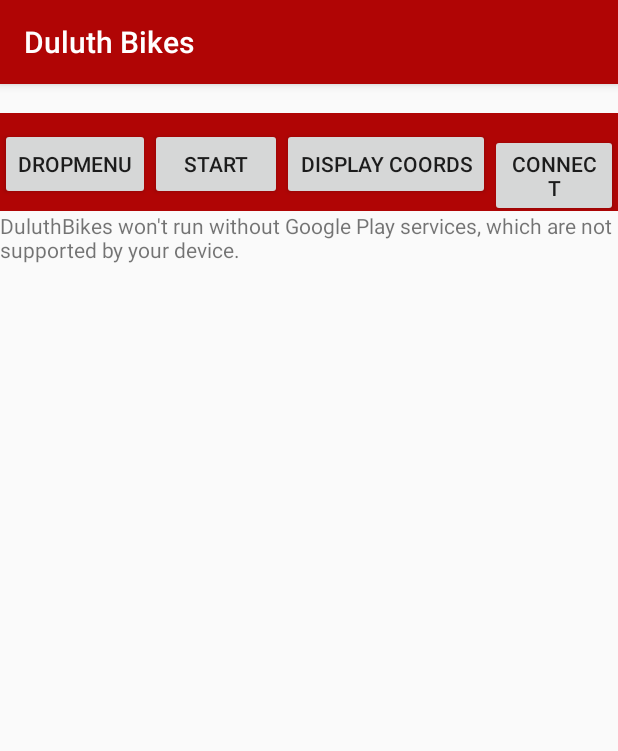
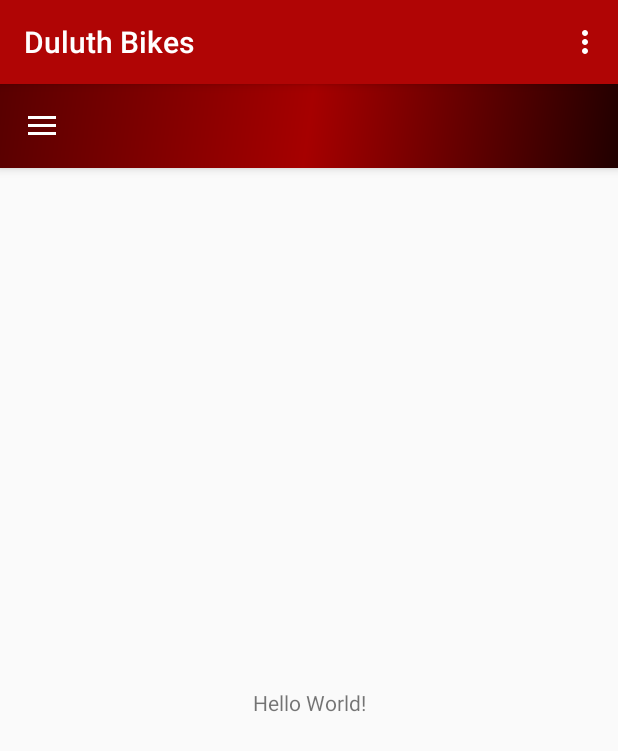
Before and after one commit to umdcs/duluthBikes, an Android app: the screen it shows after launch (MainActivity before the commit, MenuActivity after it), on a phone screen of 412 x 824 dp. Shown: the top 751 px of the screen. Run offline under Robolectric (Android 15) with nearby library versions, the phone set to English and light mode, and no system bars.

Commit message:
implemented a drawer

```diff
--- a/android/app/build.gradle
+++ b/android/app/build.gradle
@@ -25,8 +25,11 @@ dependencies {
         exclude group: 'com.android.support', module: 'support-annotations'
     })
     compile 'com.android.support:appcompat-v7:25.2.0'
+    compile 'com.android.support:support-v4:25.3.0'
+    compile 'com.android.support:design:25.3.0'
     compile 'com.google.android.gms:play-services-location:10.2.0'
     compile 'com.google.android.gms:play-services-maps:10.2.0'
     compile 'com.google.android.gms:play-services-location:10.2.0'
+    compile 'com.android.support.constraint:constraint-layout:1.0.2'
     testCompile 'junit:junit:4.12'
 }
--- a/android/app/src/main/AndroidManifest.xml
+++ b/android/app/src/main/AndroidManifest.xml
@@ -32,7 +32,7 @@
             android:value="@string/google_maps_key" />
 
         <activity
-            android:name=".MainActivity"
+            android:name=".MenuActivity"
             android:label="@string/title_activity_maps">
             <intent-filter>
                 <action android:name="android.intent.action.MAIN" />
@@ -43,6 +43,7 @@
         <activity
             android:name=".MapsActivity"></activity>
         <activity android:name=".GoogleMapsApiClientExample" />
+        <activity android:name=".MainActivity" />
     </application>
 
 </manifest>
--- a/android/app/src/main/java/com/example/sam/duluthbikes/MainActivity.java
+++ b/android/app/src/main/java/com/example/sam/duluthbikes/MainActivity.java
@@ -67,7 +67,6 @@ public class MainActivity extends AppCompatActivity implements ConnectionCallbac
     private Location mLastLocation;
     private GoogleApiClient mGoogleApiClient;
     private TextView mLatitudeText;
-    private TextView mLongitudeText;
 
     private Button button1;
     private int myRequestCode;
@@ -77,14 +76,7 @@ public class MainActivity extends AppCompatActivity implements ConnectionCallbac
         super.onCreate(savedInstanceState);
         setContentView(R.layout.activity_main);
 
-        //Clark
-       // mLatitudeText = (EditText) findViewById(R.id.lat);
-       // button1 = (Button) findViewById(R.id.button1);
-
         mLatitudeText = (TextView) findViewById(R.id.lat);
-        mLongitudeText = (TextView) findViewById(R.id.lon);
-
-        button1 = (Button) findViewById(R.id.displayCoords);
 
         if (mGoogleApiClient == null) {
             mGoogleApiClient = new GoogleApiClient.Builder(this)
@@ -131,32 +123,11 @@ public class MainActivity extends AppCompatActivity implements ConnectionCallbac
             mLatitudeText.setText(lat);
         }
     }
-    /** Sams code
-    public void onConnected(Bundle connectionHint) {
-        if (ActivityCompat.checkSelfPermission(this, Manifest.permission.ACCESS_FINE_LOCATION)
-                != PackageManager.PERMISSION_GRANTED) {
-
-        ActivityCompat.requestPermissions(
-                this,
-                new String[]{Manifest.permission.ACCESS_FINE_LOCATION},
-                myRequestCode);
-        return;
-        }
-
-        mLastLocation = LocationServices.FusedLocationApi.getLastLocation(mGoogleApiClient);
-
-        if(mLastLocation != null) {
-            mLatitudeText.setText(String.valueOf(mLastLocation.getLatitude()));
-            mLongitudeText.setText(String.valueOf(mLastLocation.getLongitude()));
-        }
-    }
-    */
 
     @Override
     public void onConnectionSuspended(int i) {
 
     }
-
 
     protected void createLocationRequest() {
         LocationRequest mLocationRequest = new LocationRequest();
--- a/android/app/src/main/java/com/example/sam/duluthbikes/MapsActivity.java
+++ b/android/app/src/main/java/com/example/sam/duluthbikes/MapsActivity.java
@@ -15,7 +15,6 @@ import com.google.android.gms.location.LocationServices;
 import com.google.android.gms.maps.CameraUpdateFactory;
 import com.google.android.gms.maps.GoogleMap;
 import com.google.android.gms.maps.OnMapReadyCallback;
-import com.google.android.gms.maps.SupportMapFragment;
 import com.google.android.gms.maps.model.LatLng;
 import com.google.android.gms.maps.model.MapStyleOptions;
 import com.google.android.gms.maps.model.MarkerOptions;
@@ -35,7 +34,7 @@ public class MapsActivity extends FragmentActivity implements OnMapReadyCallback
     protected void onCreate(Bundle savedInstanceState) {
         super.onCreate(savedInstanceState);
         setContentView(R.layout.activity_maps);
-
+/**
         if (mGoogleApiClient == null) {
             mGoogleApiClient = new GoogleApiClient.Builder(this)
                     .addConnectionCallbacks(this)
@@ -48,6 +47,7 @@ public class MapsActivity extends FragmentActivity implements OnMapReadyCallback
         SupportMapFragment mapFragment = (SupportMapFragment) getSupportFragmentManager()
                 .findFragmentById(R.id.map);
         mapFragment.getMapAsync(this);
+   */
     }
 
 
--- /dev/null
+++ b/android/app/src/main/java/com/example/sam/duluthbikes/MenuActivity.java
@@ -0,0 +1,90 @@
+package com.example.sam.duluthbikes;
+
+
+import android.os.Bundle;
+import android.support.design.widget.NavigationView;
+import android.support.v4.view.GravityCompat;
+import android.support.v4.widget.DrawerLayout;
+import android.support.v7.app.ActionBarDrawerToggle;
+import android.support.v7.app.AppCompatActivity;
+import android.support.v7.widget.Toolbar;
+import android.view.Menu;
+import android.view.MenuItem;
+
+/**
+ * Created by Sam on 3/22/2017.
+ */
+
+public class MenuActivity extends AppCompatActivity
+        implements NavigationView.OnNavigationItemSelectedListener {
+
+    @Override
+    protected void onCreate(Bundle savedInstanceState) {
+        super.onCreate(savedInstanceState);
+        setContentView(R.layout.menu_activity);
+        Toolbar toolbar = (Toolbar) findViewById(R.id.toolbar); // R.id.toolbar = in menu_bar.xml
+        //setSupportActionBar(toolbar);
+
+        DrawerLayout drawer = (DrawerLayout) findViewById(R.id.drawer_layout);
+        ActionBarDrawerToggle toggle = new ActionBarDrawerToggle(
+                this, drawer, toolbar, R.string.navigation_drawer_open, R.string.navigation_drawer_close);
+        drawer.addDrawerListener(toggle);
+        toggle.syncState();
+
+        NavigationView navigationView = (NavigationView) findViewById(R.id.nav_view);
+        navigationView.setNavigationItemSelectedListener(this);
+    }
+
+    @Override
+    public void onBackPressed() {
+        DrawerLayout drawer = (DrawerLayout) findViewById(R.id.drawer_layout);
+        if (drawer.isDrawerOpen(GravityCompat.START)) {
+            drawer.closeDrawer(GravityCompat.START);
+        } else {
+            super.onBackPressed();
+        }
+    }
+
+    @Override
+    public boolean onCreateOptionsMenu(Menu menu) {
+        // Inflate the menu; this adds items to the action bar if it is present.
+        getMenuInflater().inflate(R.menu.settings_drawer, menu);
+        return true;
+    }
+
+    @Override
+    public boolean onOptionsItemSelected(MenuItem item) {
+        // Handle action bar item clicks here. The action bar will
+        // automatically handle clicks on the Home/Up button, so long
+        // as you specify a parent activity in AndroidManifest.xml.
+        int id = item.getItemId();
+
+        //noinspection SimplifiableIfStatement
+        if (id == R.id.action_settings) {
+            return true;
+        }
+
+        return super.onOptionsItemSelected(item);
+    }
+
+    @SuppressWarnings("StatementWithEmptyBody")
+    @Override
+    public boolean onNavigationItemSelected(MenuItem item) {
+        // Handle navigation view item clicks here.
+        int id = item.getItemId();
+
+        if (id == R.id.nav_camera) {
+            // Handle the camera action
+        } else if (id == R.id.nav_gallery) {
+
+        } else if (id == R.id.nav_slideshow) {
+
+        } else if (id == R.id.nav_manage) {
+
+        }
+
+        DrawerLayout drawer = (DrawerLayout) findViewById(R.id.drawer_layout);
+        drawer.closeDrawer(GravityCompat.START);
+        return true;
+    }
+}
--- a/android/app/src/main/java/com/example/sam/duluthbikes/Model.java
+++ b/android/app/src/main/java/com/example/sam/duluthbikes/Model.java
@@ -1,9 +1,8 @@
 package com.example.sam.duluthbikes;
 
 /**
- * Created by Sam on 3/18/2017.
+ * Created by Sam on 3/22/2017.
  */
 
 public class Model {
-
 }
--- /dev/null
+++ b/android/app/src/main/res/drawable/nav_bar_drawable.xml
@@ -0,0 +1,9 @@
+<shape xmlns:android="http://schemas.android.com/apk/res/android"
+    android:shape="rectangle">
+    <gradient
+        android:angle="135"
+        android:centerColor="#a60000"
+        android:endColor="#580000"
+        android:startColor="#210000"
+        android:type="linear" />
+</shape>
--- a/android/app/src/main/res/layout/activity_main.xml
+++ b/android/app/src/main/res/layout/activity_main.xml
@@ -24,7 +24,7 @@
         android:orientation="horizontal"
         android:layout_width="match_parent"
         android:layout_height="wrap_content"
-        android:background="@color/colorPrimary">
+        android:background="@drawable/nav_bar_drawable">
 
         <Button
             android:id="@+id/dropDown"
--- /dev/null
+++ b/android/app/src/main/res/layout/content_main.xml
@@ -0,0 +1,21 @@
+<?xml version="1.0" encoding="utf-8"?>
+<android.support.constraint.ConstraintLayout xmlns:android="http://schemas.android.com/apk/res/android"
+    xmlns:app="http://schemas.android.com/apk/res-auto"
+    xmlns:tools="http://schemas.android.com/tools"
+    android:layout_width="match_parent"
+    android:layout_height="match_parent"
+    app:layout_behavior="@string/appbar_scrolling_view_behavior"
+    tools:context="com.example.sam.duluthbikes.MenuActivity"
+    tools:showIn="@layout/menu_bar">
+
+    <TextView
+        android:layout_width="wrap_content"
+        android:layout_height="wrap_content"
+        android:text="Hello World!"
+        app:layout_constraintBottom_toBottomOf="parent"
+        app:layout_constraintLeft_toLeftOf="parent"
+        app:layout_constraintRight_toRightOf="parent"
+        app:layout_constraintTop_toTopOf="parent"/>
+
+
+</android.support.constraint.ConstraintLayout>
--- /dev/null
+++ b/android/app/src/main/res/layout/menu_activity.xml
@@ -0,0 +1,25 @@
+<?xml version="1.0" encoding="utf-8"?>
+<android.support.v4.widget.DrawerLayout xmlns:android="http://schemas.android.com/apk/res/android"
+    xmlns:app="http://schemas.android.com/apk/res-auto"
+    xmlns:tools="http://schemas.android.com/tools"
+    android:id="@+id/drawer_layout"
+    android:layout_width="match_parent"
+    android:layout_height="match_parent"
+    android:fitsSystemWindows="true"
+    tools:openDrawer="start">
+
+    <include
+        layout="@layout/menu_bar"
+        android:layout_width="match_parent"
+        android:layout_height="match_parent" />
+
+    <android.support.design.widget.NavigationView
+        android:id="@+id/nav_view"
+        android:layout_width="wrap_content"
+        android:layout_height="match_parent"
+        android:layout_gravity="start"
+        android:fitsSystemWindows="true"
+        app:headerLayout="@layout/nav_header"
+        app:menu="@menu/activity_main_drawer" />
+
+</android.support.v4.widget.DrawerLayout>
--- /dev/null
+++ b/android/app/src/main/res/layout/menu_bar.xml
@@ -0,0 +1,26 @@
+<?xml version="1.0" encoding="utf-8"?>
+<android.support.design.widget.CoordinatorLayout xmlns:android="http://schemas.android.com/apk/res/android"
+    xmlns:app="http://schemas.android.com/apk/res-auto"
+    xmlns:tools="http://schemas.android.com/tools"
+    android:layout_width="match_parent"
+    android:layout_height="match_parent"
+    tools:context="com.example.sam.duluthbikes.MenuActivity">
+
+    <android.support.design.widget.AppBarLayout
+        android:layout_width="match_parent"
+        android:layout_height="wrap_content"
+        android:theme="@style/AppTheme.AppBarOverlay">
+
+        <android.support.v7.widget.Toolbar
+            android:id="@+id/toolbar"
+            android:layout_width="match_parent"
+            android:layout_height="?attr/actionBarSize"
+            android:background="@drawable/nav_bar_drawable"
+            app:popupTheme="@style/AppTheme.PopupOverlay" />
+
+    </android.support.design.widget.AppBarLayout>
+
+    <include layout="@layout/content_main" />
+
+
+</android.support.design.widget.CoordinatorLayout>
--- /dev/null
+++ b/android/app/src/main/res/menu/activity_main_drawer.xml
@@ -0,0 +1,19 @@
+<?xml version="1.0" encoding="utf-8"?>
+<menu xmlns:android="http://schemas.android.com/apk/res/android">
+
+    <group android:checkableBehavior="single">
+        <item
+            android:id="@+id/nav_camera"
+            android:title="Import" />
+        <item
+            android:id="@+id/nav_gallery"
+            android:title="Gallery" />
+        <item
+            android:id="@+id/nav_slideshow"
+            android:title="Slideshow" />
+        <item
+            android:id="@+id/nav_manage"
+            android:title="Tools" />
+    </group>
+
+</menu>
--- /dev/null
+++ b/android/app/src/main/res/menu/settings_drawer.xml
@@ -0,0 +1,9 @@
+<?xml version="1.0" encoding="utf-8"?>
+<menu xmlns:android="http://schemas.android.com/apk/res/android"
+    xmlns:app="http://schemas.android.com/apk/res-auto">
+    <item
+        android:id="@+id/action_settings"
+        android:orderInCategory="100"
+        android:title="@string/settings"
+        app:showAsAction="never" />
+</menu>
--- a/android/app/src/main/res/values/strings.xml
+++ b/android/app/src/main/res/values/strings.xml
@@ -10,4 +10,10 @@
         <item>About</item>
     </string-array>
 
+
+    <string name="navigation_drawer_open">Open navigation drawer</string>
+    <string name="navigation_drawer_close">Close navigation drawer</string>
+
+    <string name="settings">Settings</string>
+
 </resources>
--- a/android/app/src/main/res/values/styles.xml
+++ b/android/app/src/main/res/values/styles.xml
@@ -8,4 +8,14 @@
         <item name="colorAccent">@color/colorAccent</item>
     </style>
 
+<!--Drawer menu styles  -->
+    <style name="AppTheme.NoActionBar">
+        <item name="windowActionBar">false</item>
+        <item name="windowNoTitle">true</item>
+    </style>
+
+    <style name="AppTheme.AppBarOverlay" parent="ThemeOverlay.AppCompat.Dark.ActionBar" />
+
+    <style name="AppTheme.PopupOverlay" parent="ThemeOverlay.AppCompat.Light" />
+
 </resources>
```
Also changed, not shown: android/app/src/main/res/layout/nav_header.xml (added, +29 -0 lines), android/app/src/main/res/values/dimens.xml (added, +8 -0 lines), 40 other files.
